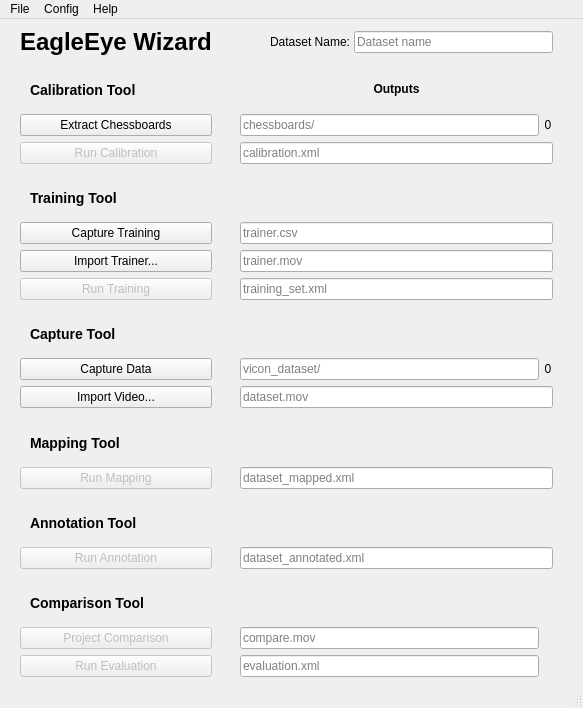
gwillz/EagleEye, file wizard.ui: the form before one commit.
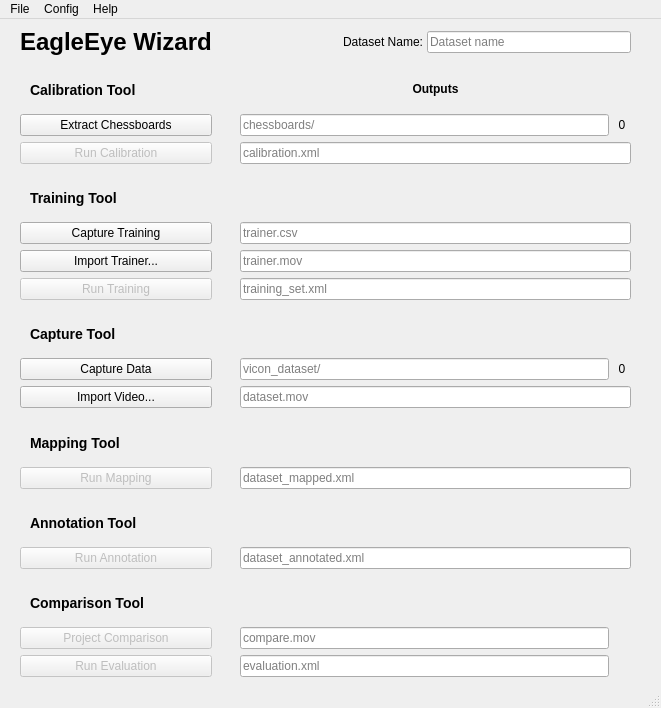
The form after the commit. Icons and pictures are not drawn. Custom widgets are drawn as their Qt base class.

Commit message: added dual lens support for extractor

```diff
--- a/wizard.ui
+++ b/wizard.ui
@@ -6,7 +6,7 @@
    <rect>
     <x>0</x>
     <y>0</y>
-    <width>583</width>
+    <width>661</width>
     <height>708</height>
    </rect>
   </property>
@@ -14,7 +14,7 @@
    <string>EagleEye Wizard</string>
   </property>
   <widget class="QWidget" name="centralwidget">
-   <layout class="QGridLayout" name="gridLayout" columnstretch="2,2,1,1,9,9,9,1">
+   <layout class="QGridLayout" name="gridLayout" columnstretch="2,2,1,1,9,1,9,1">
     <property name="leftMargin">
      <number>20</number>
     </property>
@@ -209,16 +209,6 @@
       </property>
      </widget>
     </item>
-    <item row="2" column="3" colspan="4">
-     <widget class="HighlightEdit" name="chessboard_edit">
-      <property name="text">
-       <string/>
-      </property>
-      <property name="placeholderText">
-       <string>chessboards/</string>
-      </property>
-     </widget>
-    </item>
     <item row="10" column="0" colspan="2">
      <widget class="QPushButton" name="dataset_mov_button">
       <property name="text">
@@ -259,22 +249,6 @@
       </property>
      </widget>
     </item>
-    <item row="2" column="7">
-     <widget class="QLabel" name="num_chessboards">
-      <property name="sizePolicy">
-       <sizepolicy hsizetype="Minimum" vsizetype="Preferred">
-        <horstretch>0</horstretch>
-        <verstretch>0</verstretch>
-       </sizepolicy>
-      </property>
-      <property name="text">
-       <string>0</string>
-      </property>
-      <property name="alignment">
-       <set>Qt::AlignCenter</set>
-      </property>
-     </widget>
-    </item>
     <item row="9" column="3" colspan="4">
      <widget class="HighlightEdit" name="vicondata_edit">
       <property name="placeholderText">
@@ -390,6 +364,26 @@
       </property>
      </widget>
     </item>
+    <item row="2" column="7">
+     <widget class="QLabel" name="num_chessboards">
+      <property name="text">
+       <string>0</string>
+      </property>
+      <property name="alignment">
+       <set>Qt::AlignCenter</set>
+      </property>
+     </widget>
+    </item>
+    <item row="2" column="3" colspan="4">
+     <widget class="HighlightEdit" name="chessboard_edit">
+      <property name="text">
+       <string/>
+      </property>
+      <property name="placeholderText">
+       <string>chessboards/</string>
+      </property>
+     </widget>
+    </item>
    </layout>
   </widget>
   <widget class="QMenuBar" name="menubar">
@@ -397,7 +391,7 @@
     <rect>
      <x>0</x>
      <y>0</y>
-     <width>583</width>
+     <width>661</width>
      <height>21</height>
     </rect>
    </property>
```
The commit also changes 1 other file.
